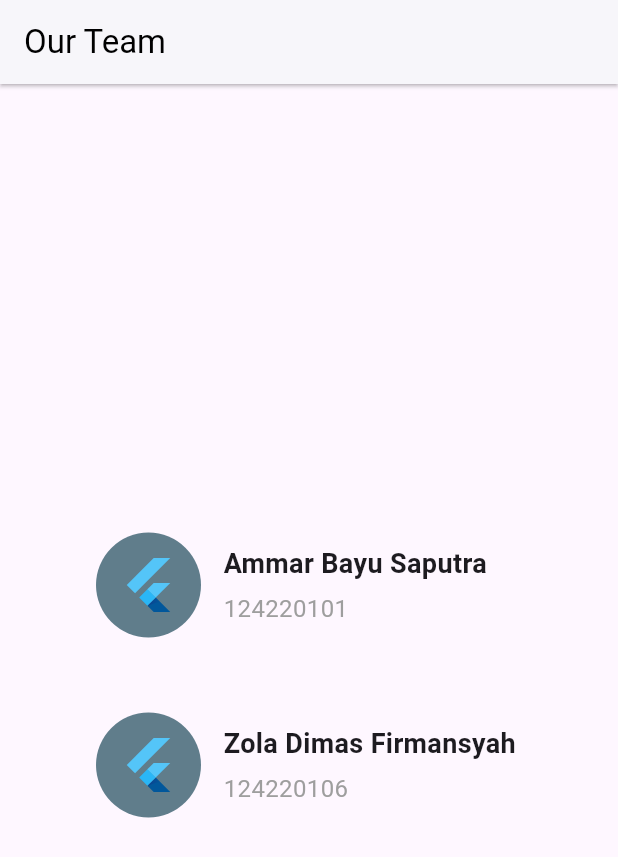
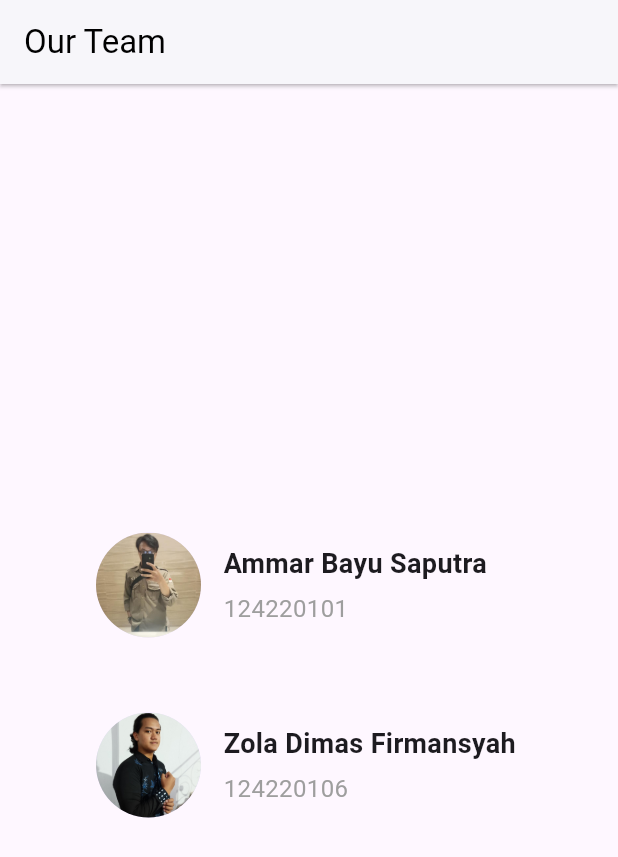
Before and after one commit to Sukron1632/Kalkulator, a Flutter app: the OurTeam screen opened by its route, on a phone screen of 412 x 824 dp. Shown: the top 857 px of the screen. Run offline on Flutter 3.47's test engine with Material 3 defaults, Android fonts, the phone set to English and light mode, and no system bars; our stand-ins replace firebase_auth, firebase_core; accounts and stored records are empty.

Commit message:
adding pict at ourteam & adjust layouting and theme

```diff
--- a/lib/login.dart
+++ b/lib/login.dart
@@ -68,6 +68,8 @@ class _LoginPageState extends State<LoginPage> {
         child: Column(
           mainAxisAlignment: MainAxisAlignment.center,
           children: [
+            const Text("Log In", style: TextStyle(fontSize: 50,fontWeight: FontWeight.bold),),
+            const SizedBox(height: 30),
             icon(),
             const SizedBox(height: 50),
             inputtext("Email", usernameController),
--- a/lib/main.dart
+++ b/lib/main.dart
@@ -1,7 +1,7 @@
 import 'package:flutter/material.dart';
 import 'package:firebase_core/firebase_core.dart';
-import 'package:flutter_application/ourteam.dart';
-import 'package:flutter_application/signup.dart';
+import 'package:kalkulator_yak/ourteam.dart';
+import 'package:kalkulator_yak/signup.dart';
 import 'firebase_options.dart';
 import 'login.dart';
 import 'beranda.dart';
--- a/lib/ourteam.dart
+++ b/lib/ourteam.dart
@@ -14,8 +14,8 @@ class OurTeam extends StatelessWidget {
       ),
       body: const Center(
         child: Column(
-          mainAxisAlignment: MainAxisAlignment.center, // Posisikan widget di tengah vertikal
-          crossAxisAlignment: CrossAxisAlignment.center, // Posisikan widget di tengah horizontal
+          mainAxisAlignment: MainAxisAlignment.center,
+          crossAxisAlignment: CrossAxisAlignment.center,
           children: <Widget>[
             SizedBox(height: 20),
             SizedBox(
@@ -27,13 +27,12 @@ class OurTeam extends StatelessWidget {
                   children: [
                     CircleAvatar(
                       radius: 35,
-                      backgroundColor: Colors.blueGrey,
-                      child: FlutterLogo(size: 40),
+                      backgroundImage: AssetImage('assets/images/bayu.jpeg'),
                     ),
-                    SizedBox(width: 15), // Jarak antara avatar dan teks
+                    SizedBox(width: 15),
                     Column(
-                      mainAxisAlignment: MainAxisAlignment.center, // Posisikan teks di tengah vertikal
-                      crossAxisAlignment: CrossAxisAlignment.start, // Teks rata kiri
+                      mainAxisAlignment: MainAxisAlignment.center,
+                      crossAxisAlignment: CrossAxisAlignment.start,
                       children: [
                         Text(
                           "Ammar Bayu Saputra",
@@ -56,7 +55,7 @@ class OurTeam extends StatelessWidget {
                 ),
               ),
             ),
-            SizedBox(height: 20), // Jarak antar elemen
+            SizedBox(height: 20),
             SizedBox(
               width: 300,
               height: 100,
@@ -66,13 +65,12 @@ class OurTeam extends StatelessWidget {
                   children: [
                     CircleAvatar(
                       radius: 35,
-                      backgroundColor: Colors.blueGrey,
-                      child: FlutterLogo(size: 40),
+                      backgroundImage: AssetImage('assets/images/zola.jpeg'),
                     ),
-                    SizedBox(width: 15), // Jarak antara avatar dan teks
+                    SizedBox(width: 15),
                     Column(
-                      mainAxisAlignment: MainAxisAlignment.center, // Posisikan teks di tengah vertikal
-                      crossAxisAlignment: CrossAxisAlignment.start, // Teks rata kiri
+                      mainAxisAlignment: MainAxisAlignment.center,
+                      crossAxisAlignment: CrossAxisAlignment.start,
                       children: [
                         Text(
                           "Zola Dimas Firmansyah",
```
Also changed, not shown: lib/signup.dart (+5 -3 lines), pubspec.yaml (+9 -5 lines), assets/images/bayu.jpeg (added), assets/images/zola.jpeg (added), 2 other files.
